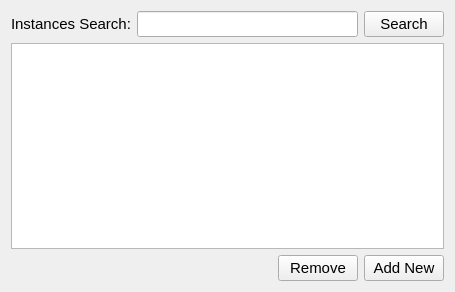
Above: ccs/script/ScriptInstanceManagerWidget.ui from bisegni/chaosframework before the change. Below: the same form after it.
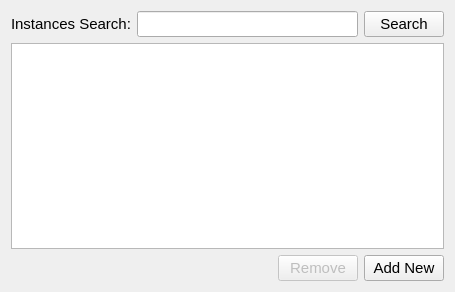
That is the form after the change.

The edit to the form file:
```diff
--- a/ccs/script/ScriptInstanceManagerWidget.ui
+++ b/ccs/script/ScriptInstanceManagerWidget.ui
@@ -71,6 +71,9 @@
      </item>
      <item>
       <widget class="QPushButton" name="pushButtonremoveInstance">
+       <property name="enabled">
+        <bool>false</bool>
+       </property>
        <property name="font">
         <font>
          <pointsize>11</pointsize>
```
Left out of the diff: 17 changed lines with no effect on the pictures.
